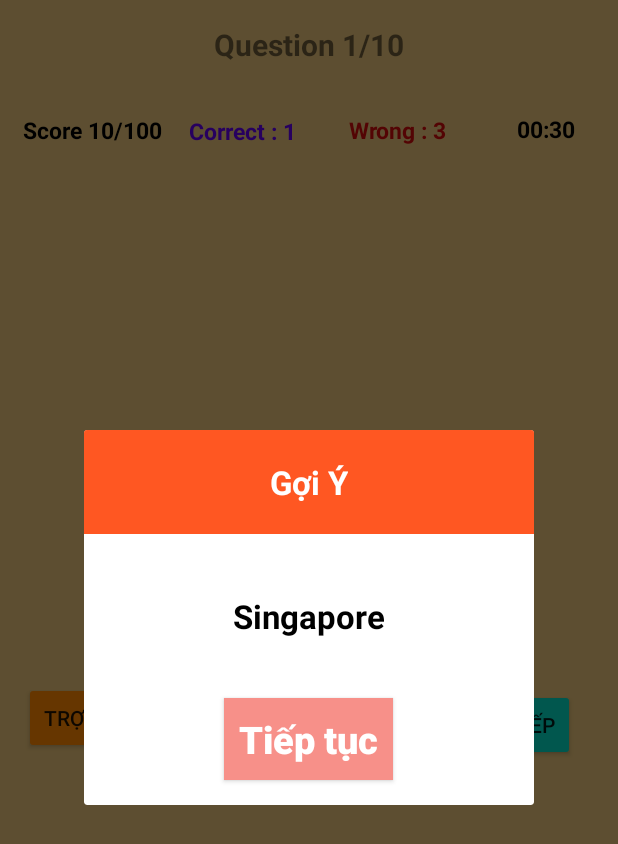
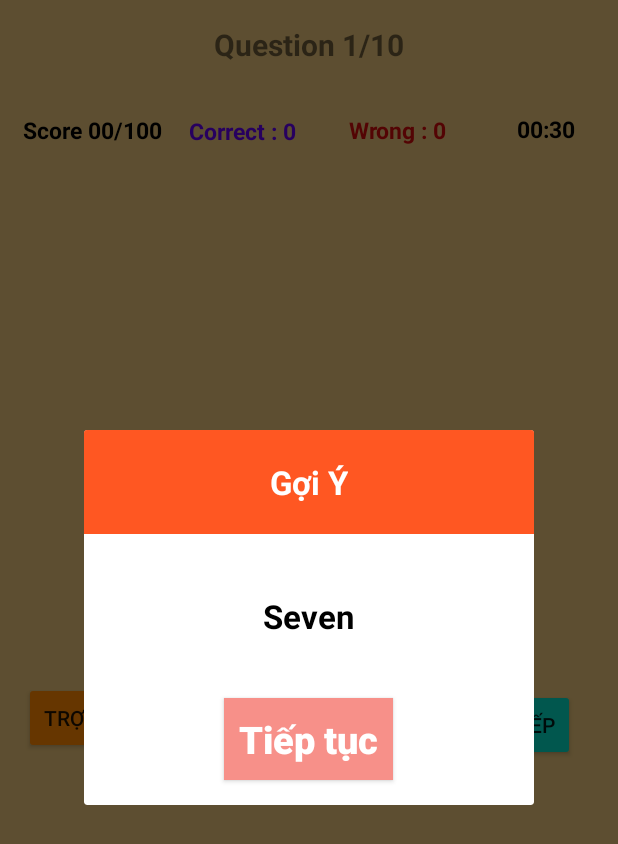
Before and after one commit to PhuTNPH17442/QuizzApp, an Android app: the MainActivity2 screen opened directly, with no data from a screen before it, after a tap on "TRỢ GIÚP", on a phone screen of 412 x 824 dp. Shown: the top 844 px of the screen. Run offline under Robolectric (Android 15) with nearby library versions, the phone set to English and light mode, and no system bars.

Commit message:
tranvankien commit

```diff
--- a/app/src/main/java/com/example/quizzapp/SettingPreferences.java
+++ b/app/src/main/java/com/example/quizzapp/SettingPreferences.java
@@ -2,8 +2,9 @@
 
 import android.content.Context;
 import android.content.SharedPreferences;
+import android.preference.PreferenceManager;
 
-import androidx.preference.PreferenceManager;
+//import androidx.preference.PreferenceManager;
 
 
 public class SettingPreferences {
--- a/app/src/main/java/com/example/quizzapp/guessword/MainActivity2.java
+++ b/app/src/main/java/com/example/quizzapp/guessword/MainActivity2.java
@@ -14,6 +14,7 @@
 import android.widget.Toast;
 
 import com.example.quizzapp.R;
+import com.example.quizzapp.quizzLDSection.Audio.PlayAudioForAnswer;
 
 import java.util.Arrays;
 import java.util.Collections;
@@ -21,15 +22,24 @@
 import java.util.Random;
 
 public class MainActivity2 extends AppCompatActivity {
-    String[] question = new String[]{"Animals", "Singapore", "Manchester United", "Vegetable", "Pigs"
+    String[] question = new String[]{"Animals", "Singapore", "United", "Vegetable", "Pigs", "One", "Two", "Three", "Four",
+            "Six", "Seven", "Eight", "Night", "Ten", "Eleven", "ConCac", "Football"
     };
     String que;
     Random random;
     TextView txtCorrectAnswer, txtRightAnswer, txtQuestionContainer,
             txtCauHoi, txtDiem, txtCauDung, txtCauSai, txtTime;
-
     EditText edYourAnswer;
     Button btnCheck, btnShow, btnNext;
+
+    private PlayAudioForAnswer playAudioForAnswer;
+    int FLAG = 0;
+
+    private int correctAns = 0, wrongAns = 0;
+    int score = 0;
+
+    private int questionCounter;
+    private int questionTotalCount;
 
     @Override
     protected void onCreate(Bundle savedInstanceState) {
@@ -40,31 +50,48 @@
         txtCorrectAnswer = findViewById(R.id.txtCorrectAnswer);
         txtQuestionContainer = findViewById(R.id.txtQuestionContainer);
         txtRightAnswer = findViewById(R.id.txtRightAnswer);
+
         txtCauHoi = findViewById(R.id.txtCauHoi);
         txtDiem = findViewById(R.id.txtDiem);
         txtCauDung = findViewById(R.id.txtSLCauDung);
         txtCauSai = findViewById(R.id.txtCauSai);
         txtTime = findViewById(R.id.txtTime);
+
         edYourAnswer = findViewById(R.id.edYourAnswer);
         btnCheck = findViewById(R.id.btnCheck);
         btnNext = findViewById(R.id.btnNext);
         btnShow = findViewById(R.id.btnShow);
+
+        //audio
+        playAudioForAnswer = new PlayAudioForAnswer(this);
+
         //random
         random = new Random();
         que = question[random.nextInt(question.length)];
         txtQuestionContainer.setText(mixWords(que));
-
+        if (questionCounter < questionTotalCount) {
+            questionTotalCount = question.length;
+            questionCounter++;
+        }
         btnCheck.setOnClickListener(new View.OnClickListener() {
             @Override
             public void onClick(View v) {
                 if (edYourAnswer.getText().toString().equals("")) {
                     Toast.makeText(getApplicationContext(), "Bạn chưa điền đáp án !!!", Toast.LENGTH_SHORT).show();
                 } else if (edYourAnswer.getText().toString().equalsIgnoreCase(que)) {
+
                     Dialog dialog = new Dialog(MainActivity2.this);
                     dialog.setContentView(R.layout.correct_dialog);
                     TextView text = dialog.findViewById(R.id.tv_score);
-                    text.setText(""+que);
+                    text.setText("" + que);
+
                     Button hide = dialog.findViewById(R.id.btn_correct_dialog);
+                    correctAns++;
+                    txtCauDung.setText("Cau dung :" + String.valueOf(correctAns));
+                    FLAG = 1;
+                    playAudioForAnswer.setAudioForAnswer(FLAG);
+                    score += 20;
+                    txtDiem.setText("Điểm: " + String.valueOf(score));
                     dialog.show();
                     hide.setOnClickListener(new View.OnClickListener() {
                         @Override
@@ -82,6 +109,11 @@
                     Dialog dialog = new Dialog(MainActivity2.this);
                     dialog.setContentView(R.layout.wrong_dialog);
                     Button hide = dialog.findViewById(R.id.btn_wrong_dialog);
+
+                    FLAG = 2;
+                    playAudioForAnswer.setAudioForAnswer(FLAG);
+                    wrongAns++;
+                    txtCauSai.setText("Cau sai" + String.valueOf(wrongAns));
                     dialog.show();
                     hide.setOnClickListener(new View.OnClickListener() {
                         @Override
--- a/app/src/main/res/layout/activity_main2.xml
+++ b/app/src/main/res/layout/activity_main2.xml
@@ -26,7 +26,7 @@
         android:id="@+id/txtDiem"
         android:layout_width="wrap_content"
         android:layout_height="wrap_content"
-        android:text="Score 10/100"
+        android:text="Score 00/100"
         android:textColor="@color/black"
         android:textSize="15dp"
         android:textStyle="bold"
@@ -42,7 +42,7 @@
         android:layout_width="wrap_content"
         android:layout_height="wrap_content"
         android:layout_marginTop="32dp"
-        android:text="Correct : 1"
+        android:text="Correct : 0"
         android:textColor="@color/purple_500"
         android:textSize="15dp"
         android:textStyle="bold"
@@ -58,7 +58,7 @@
         android:layout_width="wrap_content"
         android:layout_height="wrap_content"
         android:layout_marginTop="32dp"
-        android:text="Wrong : 3"
+        android:text="Wrong : 0"
         android:textColor="#D10A0A"
         android:textSize="15dp"
         android:textStyle="bold"
```
